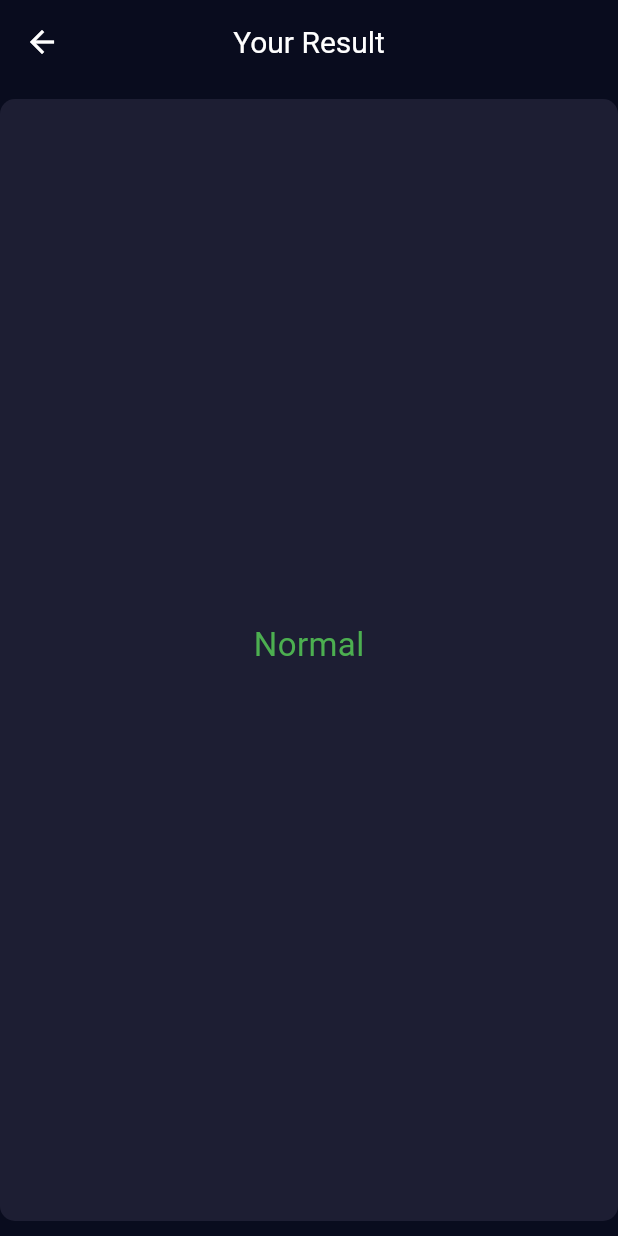
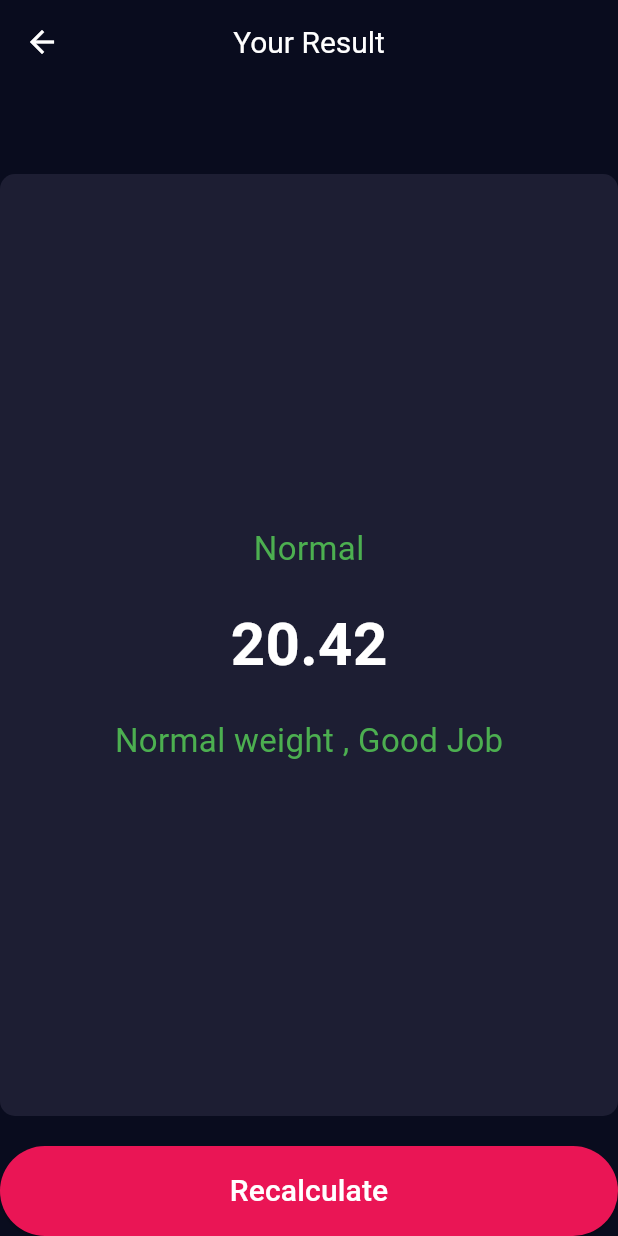
Before and after one commit to RaghdaHany/bmi_calculator, a Flutter app: the screen it shows after launch, after a tap on "Calculate", on a phone screen of 412 x 824 dp. Run offline on Flutter 3.47's test engine with Material 3 defaults, Android fonts, the phone set to English and light mode, and no system bars.

Commit message:
adding recalculate button

```diff
--- a/lib/bmi_calculator/calculator_result.dart
+++ b/lib/bmi_calculator/calculator_result.dart
@@ -1,3 +1,4 @@
+import 'package:bmi_calculator/bmi_calculator/bmi_calculator.dart';
 import 'package:bmi_calculator/core/colors.dart';
 import 'package:flutter/material.dart';
 
@@ -22,8 +23,27 @@ class CalculatorResult extends StatelessWidget {
       body: Center(
         child: Column(
           children: [
+            SizedBox(height: 50),
+
             resultUI(result),
 
+            SizedBox(height: 10),
+            ElevatedButton(
+              onPressed: () {
+                 Navigator.push(
+                  context,
+                  MaterialPageRoute(
+                      builder: (context) => BmiCalculator()));
+              },
+              style: ElevatedButton.styleFrom(
+                backgroundColor: AppColors.primary,
+                minimumSize: Size(double.infinity, 60),
+              ),
+              child: Text(
+                'Recalculate',
+                style: TextStyle(color: AppColors.white, fontSize: 20),
+              ),
+            ),
           ],
         ),
       ),
@@ -39,25 +59,62 @@ Expanded resultUI(double result) {
         color: AppColors.secondary,
         borderRadius: BorderRadius.circular(10),
       ),
+
+      padding: EdgeInsets.all(10),
       child: Center(
-
         child: Column(
-
           mainAxisAlignment: MainAxisAlignment.center,
           children: [
-            (result < 25 && result > 18.5)
+            (result < 24.9 && result > 18.5)
                 ? Text(
                   'Normal',
                   style: TextStyle(color: Colors.green, fontSize: 22),
-                )
-                : Text(
+                ): (result > 25 && result < 29.9)
+                ? Text(
                   'Over Weight',
                   style: TextStyle(color: Colors.red, fontSize: 22),
-                ),
-
-                SizedBox(height: 20,),
+                ) : (result >30 && result <34.9)?
+                Text(
+                  'Obese class I',
+                  style: TextStyle(color: Colors.red, fontSize: 22))
+                  : (result > 35 && result < 39.9)
+                ? Text(
+                  'Obese class II	 ',
+                  style: TextStyle(color: Colors.red, fontSize: 22),
+                ):Text(
+                  'Obese class III	 ',
+                  style: TextStyle(color: Colors.red, fontSize: 22),),
 
 
+            SizedBox(height: 20),
+
+            Text(
+
+              result.toStringAsFixed(2),
+
+              style: const TextStyle(fontWeight: FontWeight.bold,color: AppColors.white, fontSize: 40),
+            ),
+            SizedBox(height: 20),
+
+           (result < 24.9 && result > 18.5)
+                ? Text(
+                  'Normal weight , Good Job',
+                  style: TextStyle(color: Colors.green, fontSize: 22),
+                ): (result > 25 && result < 29.9)
+                ? Text(
+                  'Over Weight , Keep Going',
+                  style: TextStyle(color: Colors.red, fontSize: 22),
+                ) : (result >30 && result <34.9)?
+                Text(
+                  'Obese class I , Keep Going',
+                  style: TextStyle(color: Colors.red, fontSize: 22))
+                  : (result > 35 && result < 39.9)
+                ? Text(
+                  'Obese class II	,Keep Going ',
+                  style: TextStyle(color: Colors.red, fontSize: 22),
+                ):Text(
+                  'Obese class III	, Keep Going ',
+                  style: TextStyle(color: Colors.red, fontSize: 22),),
           ],
         ),
       ),
```
